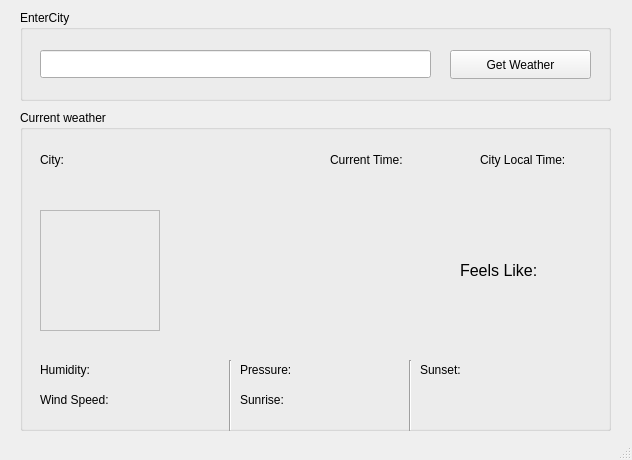
The window that mainwindow.ui (Nocs782/Weather-soft-Qt) describes before a commit, drawn with Qt 5.
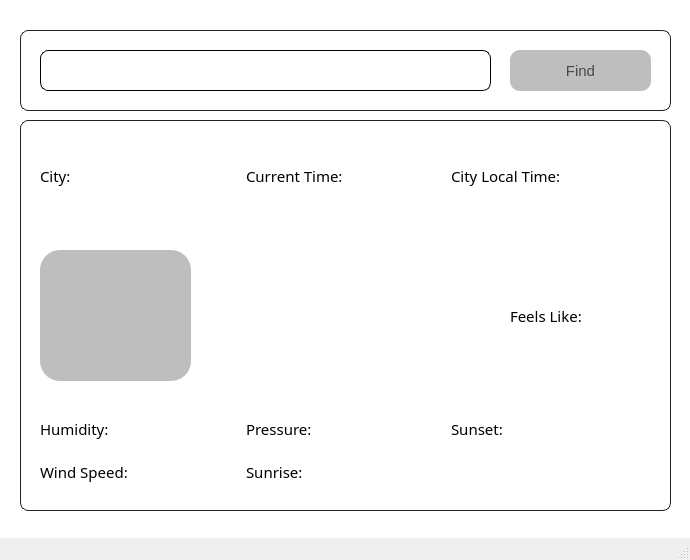
The same window after the commit.

Commit message: style: add some styles changes to the ui

Diff of the .ui file:
```diff
--- a/mainwindow.ui
+++ b/mainwindow.ui
@@ -6,47 +6,80 @@
    <rect>
     <x>0</x>
     <y>0</y>
-    <width>632</width>
-    <height>460</height>
+    <width>690</width>
+    <height>560</height>
    </rect>
   </property>
+  <property name="maximumSize">
+   <size>
+    <width>690</width>
+    <height>560</height>
+   </size>
+  </property>
   <property name="windowTitle">
    <string>MainWindow</string>
   </property>
   <widget class="QWidget" name="centralwidget">
+   <property name="styleSheet">
+    <string notr="true">QWidget{background-color: white;}
+QGroupBox { border: 1px solid #212121; border-radius: 8px; padding: 10px; }
+QPushButton { background-color: #BEBEBE; color: #474747; border-radius: 10px; padding: 5px; }
+QPushButton:hover { background-color: #ebebeb; }
+
+QLabel { font-family: 'Montserrat', 'Arial', sans-serif }</string>
+   </property>
    <widget class="QGroupBox" name="groupBox">
     <property name="geometry">
      <rect>
       <x>20</x>
-      <y>10</y>
-      <width>591</width>
-      <height>91</height>
+      <y>30</y>
+      <width>651</width>
+      <height>81</height>
      </rect>
     </property>
+    <property name="font">
+     <font>
+      <pointsize>12</pointsize>
+     </font>
+    </property>
     <property name="title">
-     <string>EnterCity</string>
+     <string/>
     </property>
     <widget class="QLineEdit" name="lineEditCity">
      <property name="geometry">
       <rect>
        <x>20</x>
-       <y>40</y>
-       <width>391</width>
-       <height>28</height>
+       <y>20</y>
+       <width>451</width>
+       <height>41</height>
       </rect>
      </property>
+     <property name="font">
+      <font>
+       <pointsize>11</pointsize>
+      </font>
+     </property>
+     <property name="styleSheet">
+      <string notr="true">border-radius: 8px;
+border: 0.5px solid balck;</string>
+     </property>
     </widget>
     <widget class="QPushButton" name="btnGetWeather">
      <property name="geometry">
       <rect>
-       <x>430</x>
-       <y>40</y>
+       <x>490</x>
+       <y>20</y>
        <width>141</width>
-       <height>29</height>
+       <height>41</height>
       </rect>
      </property>
+     <property name="font">
+      <font>
+       <pointsize>11</pointsize>
+      </font>
+     </property>
      <property name="text">
-      <string>Get Weather</string>
+      <string>Find</string>
      </property>
     </widget>
    </widget>
@@ -54,63 +87,26 @@
     <property name="geometry">
      <rect>
       <x>20</x>
-      <y>110</y>
-      <width>591</width>
-      <height>321</height>
+      <y>120</y>
+      <width>651</width>
+      <height>391</height>
      </rect>
     </property>
+    <property name="font">
+     <font>
+      <pointsize>12</pointsize>
+     </font>
+    </property>
     <property name="title">
-     <string>Current weather</string>
+     <string/>
     </property>
-    <widget class="QLabel" name="label_2">
-     <property name="geometry">
-      <rect>
-       <x>310</x>
-       <y>40</y>
-       <width>91</width>
-       <height>20</height>
-      </rect>
-     </property>
-     <property name="text">
-      <string>Current Time:</string>
-     </property>
-    </widget>
-    <widget class="QFrame" name="frame">
-     <property name="geometry">
-      <rect>
-       <x>20</x>
-       <y>100</y>
-       <width>120</width>
-       <height>121</height>
-      </rect>
-     </property>
-     <property name="frameShape">
-      <enum>QFrame::Shape::StyledPanel</enum>
-     </property>
-     <property name="frameShadow">
-      <enum>QFrame::Shadow::Raised</enum>
-     </property>
-     <widget class="QLabel" name="labelIcon">
-      <property name="geometry">
-       <rect>
-        <x>0</x>
-        <y>0</y>
-        <width>121</width>
-        <height>121</height>
-       </rect>
-      </property>
-      <property name="text">
-       <string/>
-      </property>
-     </widget>
-    </widget>
     <widget class="QLabel" name="labelTemp">
      <property name="geometry">
       <rect>
-       <x>160</x>
-       <y>100</y>
+       <x>190</x>
+       <y>130</y>
        <width>261</width>
-       <height>121</height>
+       <height>131</height>
       </rect>
      </property>
      <property name="maximumSize">
@@ -121,6 +117,7 @@
      </property>
      <property name="font">
       <font>
+       <family>Montserrat</family>
        <pointsize>50</pointsize>
       </font>
      </property>
@@ -134,279 +131,308 @@
       <set>Qt::AlignmentFlag::AlignCenter</set>
      </property>
     </widget>
-    <widget class="QLabel" name="labelCurrentTime">
+    <widget class="QWidget" name="gridLayoutWidget">
      <property name="geometry">
       <rect>
-       <x>310</x>
-       <y>60</y>
-       <width>121</width>
-       <height>20</height>
+       <x>20</x>
+       <y>290</y>
+       <width>611</width>
+       <height>80</height>
       </rect>
      </property>
-     <property name="text">
-      <string/>
-     </property>
+     <layout class="QGridLayout" name="gridLayout">
+      <item row="0" column="3">
+       <widget class="QLabel" name="labelPressure">
+        <property name="font">
+         <font>
+          <family>Montserrat</family>
+          <pointsize>11</pointsize>
+         </font>
+        </property>
+        <property name="text">
+         <string/>
+        </property>
+       </widget>
+      </item>
+      <item row="1" column="0">
+       <widget class="QLabel" name="label_14">
+        <property name="font">
+         <font>
+          <family>Montserrat</family>
+          <pointsize>11</pointsize>
+         </font>
+        </property>
+        <property name="text">
+         <string>Wind Speed:</string>
+        </property>
+       </widget>
+      </item>
+      <item row="0" column="2">
+       <widget class="QLabel" name="label_15">
+        <property name="font">
+         <font>
+          <family>Montserrat</family>
+          <pointsize>11</pointsize>
+         </font>
+        </property>
+        <property name="text">
+         <string>Pressure:</string>
+        </property>
+       </widget>
+      </item>
+      <item row="0" column="5">
+       <widget class="QLabel" name="labelSunset">
+        <property name="font">
+         <font>
+          <family>Montserrat</family>
+          <pointsize>11</pointsize>
+         </font>
+        </property>
+        <property name="text">
+         <string/>
+        </property>
+       </widget>
+      </item>
+      <item row="1" column="3">
+       <widget class="QLabel" name="labelSunrise">
+        <property name="font">
+         <font>
+          <family>Montserrat</family>
+          <pointsize>11</pointsize>
+         </font>
+        </property>
+        <property name="text">
+         <string/>
+        </property>
+       </widget>
+      </item>
+      <item row="0" column="4">
+       <widget class="QLabel" name="label_17">
+        <property name="font">
+         <font>
+          <family>Montserrat</family>
+          <pointsize>11</pointsize>
+         </font>
+        </property>
+        <property name="text">
+         <string>Sunset:</string>
+        </property>
+       </widget>
+      </item>
+      <item row="0" column="0">
+       <widget class="QLabel" name="label_7">
+        <property name="font">
+         <font>
+          <family>Montserrat</family>
+          <pointsize>11</pointsize>
+         </font>
+        </property>
+        <property name="text">
+         <string>Humidity:</string>
+        </property>
+       </widget>
+      </item>
+      <item row="0" column="1">
+       <widget class="QLabel" name="labelWindSpeed">
+        <property name="font">
+         <font>
+          <family>Montserrat</family>
+          <pointsize>11</pointsize>
+         </font>
+        </property>
+        <property name="text">
+         <string/>
+        </property>
+       </widget>
+      </item>
+      <item row="1" column="1">
+       <widget class="QLabel" name="labelHumidity">
+        <property name="font">
+         <font>
+          <family>Montserrat</family>
+          <pointsize>11</pointsize>
+         </font>
+        </property>
+        <property name="text">
+         <string/>
+        </property>
+       </widget>
+      </item>
+      <item row="1" column="2">
+       <widget class="QLabel" name="label_16">
+        <property name="font">
+         <font>
+          <family>Montserrat</family>
+          <pointsize>11</pointsize>
+         </font>
+        </property>
+        <property name="text">
+         <string>Sunrise:</string>
+        </property>
+       </widget>
+      </item>
+     </layout>
     </widget>
-    <widget class="QLabel" name="label_4">
+    <widget class="QWidget" name="gridLayoutWidget_2">
      <property name="geometry">
       <rect>
-       <x>460</x>
-       <y>40</y>
-       <width>111</width>
-       <height>20</height>
-      </rect>
-     </property>
-     <property name="text">
-      <string>City Local Time:</string>
-     </property>
-    </widget>
-    <widget class="QLabel" name="labelCityTime">
-     <property name="geometry">
-      <rect>
-       <x>460</x>
-       <y>60</y>
-       <width>101</width>
-       <height>20</height>
-      </rect>
-     </property>
-     <property name="text">
-      <string/>
-     </property>
-    </widget>
-    <widget class="QLabel" name="label_5">
-     <property name="geometry">
-      <rect>
        <x>20</x>
        <y>40</y>
-       <width>91</width>
-       <height>20</height>
+       <width>611</width>
+       <height>69</height>
       </rect>
      </property>
-     <property name="text">
-      <string>City:</string>
-     </property>
+     <layout class="QGridLayout" name="gridLayout_2">
+      <item row="1" column="2">
+       <widget class="QLabel" name="labelCityTime">
+        <property name="font">
+         <font>
+          <family>Montserrat</family>
+          <pointsize>11</pointsize>
+         </font>
+        </property>
+        <property name="text">
+         <string/>
+        </property>
+       </widget>
+      </item>
+      <item row="1" column="0">
+       <widget class="QLabel" name="labelCityName">
+        <property name="font">
+         <font>
+          <family>Montserrat</family>
+          <pointsize>11</pointsize>
+         </font>
+        </property>
+        <property name="text">
+         <string/>
+        </property>
+       </widget>
+      </item>
+      <item row="0" column="1">
+       <widget class="QLabel" name="label_2">
+        <property name="font">
+         <font>
+          <family>Montserrat</family>
+          <pointsize>11</pointsize>
+         </font>
+        </property>
+        <property name="text">
+         <string>Current Time:</string>
+        </property>
+       </widget>
+      </item>
+      <item row="0" column="0">
+       <widget class="QLabel" name="label_5">
+        <property name="font">
+         <font>
+          <family>Montserrat</family>
+          <pointsize>11</pointsize>
+         </font>
+        </property>
+        <property name="text">
+         <string>City:</string>
+        </property>
+       </widget>
+      </item>
+      <item row="0" column="2">
+       <widget class="QLabel" name="label_4">
+        <property name="font">
+         <font>
+          <family>Montserrat</family>
+          <pointsize>11</pointsize>
+         </font>
+        </property>
+        <property name="text">
+         <string>City Local Time:</string>
+        </property>
+       </widget>
+      </item>
+      <item row="1" column="1">
+       <widget class="QLabel" name="labelCurrentTime">
+        <property name="font">
+         <font>
+          <family>Montserrat</family>
+          <pointsize>11</pointsize>
+         </font>
+        </property>
+        <property name="text">
+         <string/>
+        </property>
+       </widget>
+      </item>
+     </layout>
     </widget>
-    <widget class="QLabel" name="labelCityName">
+    <widget class="QWidget" name="gridLayoutWidget_3">
      <property name="geometry">
       <rect>
-       <x>20</x>
-       <y>60</y>
-       <width>221</width>
-       <height>20</height>
+       <x>490</x>
+       <y>130</y>
+       <width>141</width>
+       <height>131</height>
       </rect>
      </property>
-     <property name="text">
-      <string/>
-     </property>
+     <layout class="QGridLayout" name="gridLayout_5">
+      <item row="2" column="0">
+       <widget class="QLabel" name="labelFeelsLike">
+        <property name="font">
+         <font>
+          <family>Montserrat</family>
+          <pointsize>11</pointsize>
+         </font>
+        </property>
+        <property name="text">
+         <string/>
+        </property>
+       </widget>
+      </item>
+      <item row="0" column="0">
+       <widget class="QLabel" name="labelDesc">
+        <property name="font">
+         <font>
+          <family>Montserrat</family>
+          <pointsize>11</pointsize>
+         </font>
+        </property>
+        <property name="text">
+         <string/>
+        </property>
+       </widget>
+      </item>
+      <item row="1" column="0">
+       <widget class="QLabel" name="label_6">
+        <property name="font">
+         <font>
+          <family>Montserrat</family>
+          <pointsize>11</pointsize>
+         </font>
+        </property>
+        <property name="text">
+         <string>Feels Like:</string>
+        </property>
+       </widget>
+      </item>
+     </layout>
     </widget>
-    <widget class="QLabel" name="labelDesc">
+    <widget class="QLabel" name="labelIcon">
      <property name="geometry">
       <rect>
-       <x>440</x>
-       <y>120</y>
-       <width>121</width>
-       <height>20</height>
-      </rect>
-     </property>
-     <property name="font">
-      <font>
-       <pointsize>12</pointsize>
-      </font>
-     </property>
-     <property name="text">
-      <string/>
-     </property>
-    </widget>
-    <widget class="QLabel" name="label_6">
-     <property name="geometry">
-      <rect>
-       <x>440</x>
-       <y>150</y>
-       <width>101</width>
-       <height>20</height>
-      </rect>
-     </property>
-     <property name="font">
-      <font>
-       <pointsize>12</pointsize>
-      </font>
-     </property>
-     <property name="text">
-      <string>Feels Like:</string>
-     </property>
-    </widget>
-    <widget class="QLabel" name="labelFeelsLike">
-     <property name="geometry">
-      <rect>
-       <x>440</x>
-       <y>180</y>
-       <width>131</width>
-       <height>20</height>
-      </rect>
-     </property>
-     <property name="font">
-      <font>
-       <pointsize>12</pointsize>
-      </font>
-     </property>
-     <property name="text">
-      <string/>
-     </property>
-    </widget>
-    <widget class="QLabel" name="label_7">
-     <property name="geometry">
-      <rect>
        <x>20</x>
-       <y>250</y>
-       <width>91</width>
-       <height>20</height>
+       <y>130</y>
+       <width>151</width>
+       <height>131</height>
       </rect>
      </property>
-     <property name="text">
-      <string>Humidity:</string>
+     <property name="styleSheet">
+      <string notr="true">border-radius: 20px;
+background-color: #BEBEBE;
+padding: 5px;</string>
      </property>
-    </widget>
-    <widget class="QLabel" name="labelHumidity">
-     <property name="geometry">
-      <rect>
-       <x>120</x>
-       <y>250</y>
-       <width>121</width>
-       <height>20</height>
-      </rect>
-     </property>
      <property name="text">
       <string/>
      </property>
-    </widget>
-    <widget class="QLabel" name="label_14">
-     <property name="geometry">
-      <rect>
-       <x>20</x>
-       <y>280</y>
-       <width>91</width>
-       <height>20</height>
-      </rect>
-     </property>
-     <property name="text">
-      <string>Wind Speed:</string>
-     </property>
-    </widget>
-    <widget class="QLabel" name="labelWindSpeed">
-     <property name="geometry">
-      <rect>
-       <x>120</x>
-       <y>280</y>
-       <width>121</width>
-       <height>20</height>
-      </rect>
-     </property>
-     <property name="text">
-      <string/>
-     </property>
-    </widget>
-    <widget class="QLabel" name="label_15">
-     <property name="geometry">
-      <rect>
-       <x>220</x>
-       <y>250</y>
-       <width>91</width>
-       <height>20</height>
-      </rect>
-     </property>
-     <property name="text">
-      <string>Pressure:</string>
-     </property>
-    </widget>
-    <widget class="QLabel" name="labelPressure">
-     <property name="geometry">
-      <rect>
-       <x>290</x>
-       <y>250</y>
-       <width>121</width>
-       <height>20</height>
-      </rect>
-     </property>
-     <property name="text">
-      <string/>
-     </property>
-    </widget>
-    <widget class="QLabel" name="label_16">
-     <property name="geometry">
-      <rect>
-       <x>220</x>
-       <y>280</y>
-       <width>91</width>
-       <height>20</height>
-      </rect>
-     </property>
-     <property name="text">
-      <string>Sunrise:</string>
-     </property>
-    </widget>
-    <widget class="QLabel" name="labelSunrise">
-     <property name="geometry">
-      <rect>
-       <x>290</x>
-       <y>280</y>
-       <width>121</width>
-       <height>20</height>
-      </rect>
-     </property>
-     <property name="text">
-      <string/>
-     </property>
-    </widget>
-    <widget class="QLabel" name="labelSunset">
-     <property name="geometry">
-      <rect>
-       <x>460</x>
-       <y>250</y>
-       <width>121</width>
-       <height>20</height>
-      </rect>
-     </property>
-     <property name="text">
-      <string/>
-     </property>
-    </widget>
-    <widget class="QLabel" name="label_17">
-     <property name="geometry">
-      <rect>
-       <x>400</x>
-       <y>250</y>
-       <width>91</width>
-       <height>20</height>
-      </rect>
-     </property>
-     <property name="text">
-      <string>Sunset:</string>
-     </property>
-    </widget>
-    <widget class="Line" name="line">
-     <property name="geometry">
-      <rect>
-       <x>200</x>
-       <y>250</y>
-       <width>20</width>
-       <height>71</height>
-      </rect>
-     </property>
-     <property name="orientation">
-      <enum>Qt::Orientation::Vertical</enum>
-     </property>
-    </widget>
-    <widget class="Line" name="line_2">
-     <property name="geometry">
-      <rect>
-       <x>380</x>
-       <y>250</y>
-       <width>20</width>
-       <height>71</height>
-      </rect>
-     </property>
-     <property name="orientation">
-      <enum>Qt::Orientation::Vertical</enum>
+     <property name="alignment">
+      <set>Qt::AlignmentFlag::AlignCenter</set>
      </property>
     </widget>
    </widget>
```
